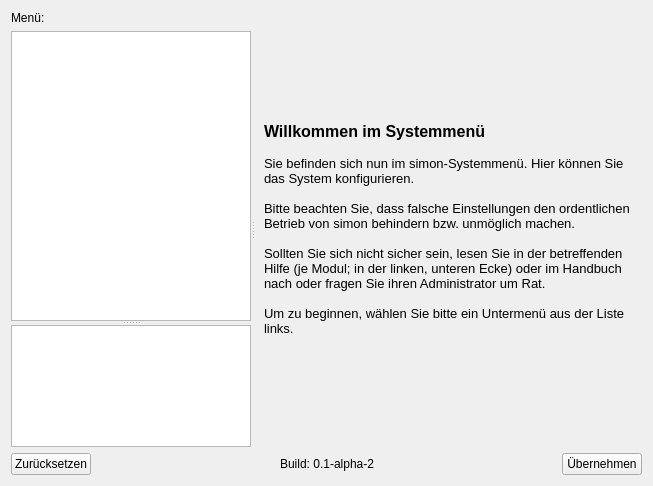
Above: src/Configuration/systemviewdlg.ui from KDE/simon before the change. Below: the same form after it.
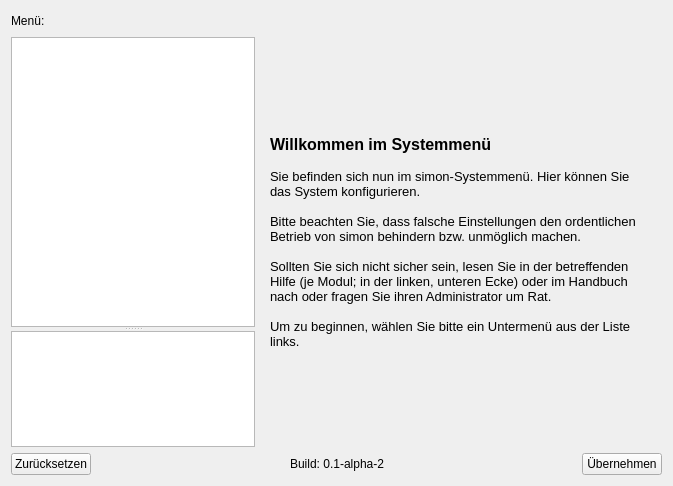
That is the form after the change. Icons and pictures are not drawn. Custom widgets are drawn as their Qt base class.

Diff of the .ui file:
```diff
--- a/src/Configuration/systemviewdlg.ui
+++ b/src/Configuration/systemviewdlg.ui
@@ -5,21 +5,16 @@
    <rect>
     <x>0</x>
     <y>0</y>
-    <width>653</width>
+    <width>673</width>
     <height>486</height>
    </rect>
   </property>
   <property name="windowTitle" >
    <string>Form</string>
   </property>
-  <layout class="QGridLayout" >
-   <item row="0" column="0" >
-    <widget class="QSplitter" name="splitter_3" >
-     <property name="orientation" >
-      <enum>Qt::Horizontal</enum>
-     </property>
-     <widget class="QWidget" name="layoutWidget" >
-      <layout class="QVBoxLayout" >
+  <layout class="QGridLayout" name="gridLayout" >
+   <item row="0" column="0" colspan="2" >
+    <layout class="QHBoxLayout" name="horizontalLayout" >
        <item>
         <widget class="QLabel" name="lbMenu" >
          <property name="text" >
@@ -31,6 +26,21 @@
         </widget>
        </item>
        <item>
+      <spacer name="horizontalSpacer" >
+       <property name="orientation" >
+        <enum>Qt::Horizontal</enum>
+       </property>
+       <property name="sizeHint" stdset="0" >
+        <size>
+         <width>40</width>
+         <height>20</height>
+        </size>
+       </property>
+      </spacer>
+     </item>
+    </layout>
+   </item>
+   <item row="1" column="0" >
         <widget class="QSplitter" name="splitter" >
          <property name="orientation" >
           <enum>Qt::Vertical</enum>
@@ -65,8 +75,7 @@
          </widget>
         </widget>
        </item>
-      </layout>
-     </widget>
+   <item row="1" column="1" >
      <widget class="QSplitter" name="splitter_2" >
       <property name="orientation" >
        <enum>Qt::Horizontal</enum>
@@ -77,8 +86,8 @@
          <rect>
           <x>0</x>
           <y>0</y>
-          <width>419</width>
-          <height>416</height>
+         <width>448</width>
+         <height>415</height>
          </rect>
         </property>
         <layout class="QVBoxLayout" >
@@ -107,9 +116,8 @@
        </widget>
       </widget>
      </widget>
-    </widget>
    </item>
-   <item row="1" column="0" >
+   <item row="2" column="0" colspan="2" >
     <layout class="QHBoxLayout" >
      <item>
       <widget class="QPushButton" name="pbReset" >
```
Lines whose indentation alone changed are shown as unchanged.
